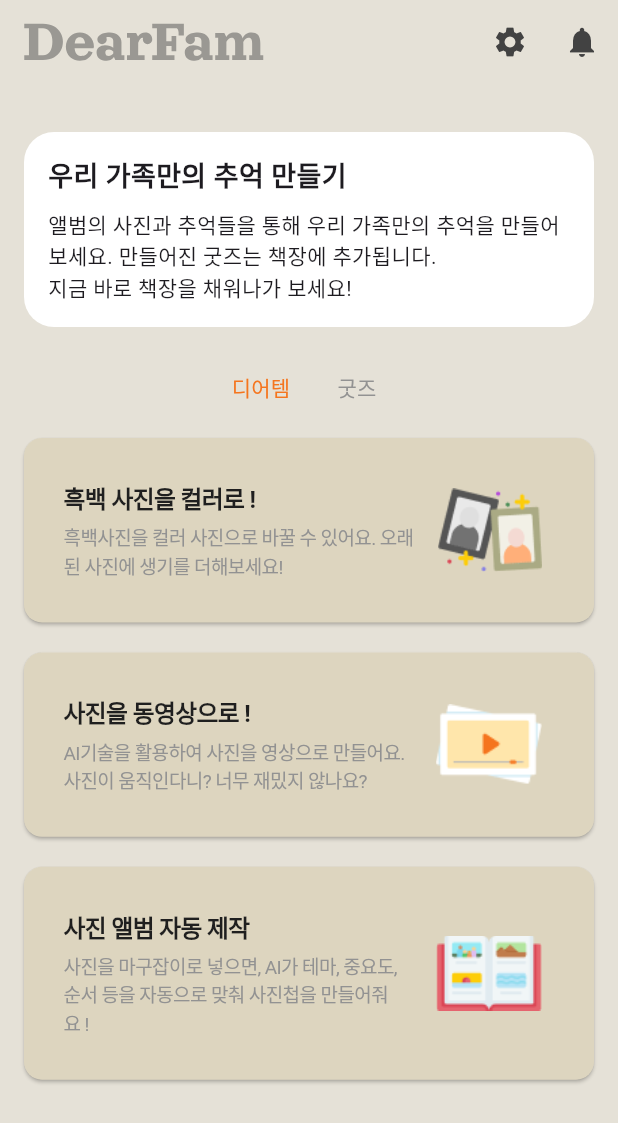
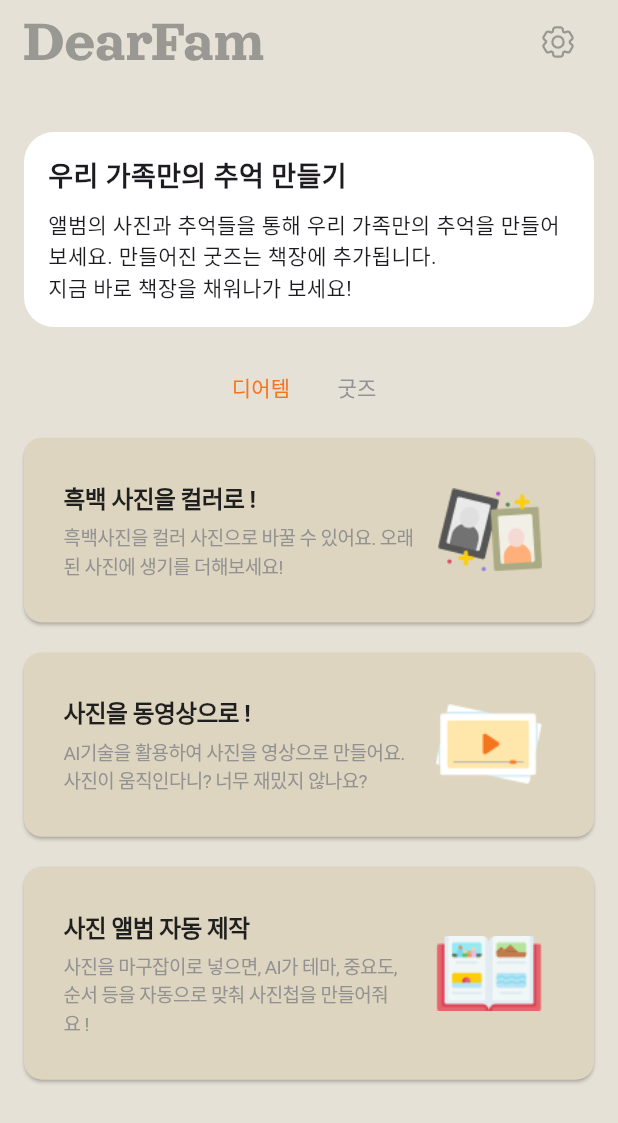
Before and after one commit to TEAM-POKIE/DearFam, a Flutter app: the GoodsPage screen opened directly, on a phone screen of 412 x 824 dp. Shown: the top 1123 px of the screen. Run offline on Flutter 3.47's test engine with Material 3 defaults, Android fonts, the phone set to English and light mode, and no system bars; our stand-ins replace firebase_core, flutter_riverpod, flutter_screenutil, flutter_svg, go_router, image_picker and 2 more; accounts and stored records are empty; Roboto replaces fonts that are missing (Pretendard); project files that could hold a hidden picture were left out.

Commit message:
[feat] appbar 및 폰트 정리  끝

```diff
--- a/lib/core/constants/fonts.dart
+++ b/lib/core/constants/fonts.dart
@@ -6,14 +6,14 @@ abstract class FontSystem {
     fontSize: 8.sp,
     fontWeight: FontWeight.bold,
     fontFamily: 'Pretendard',
-    color: Colors.black,
+    color: ColorSystem.textBlack,
     letterSpacing: -0.4,
   );
 
   static TextStyle KR8R = TextStyle(
     fontSize: 8.sp,
     fontFamily: 'Pretendard',
-    color: Colors.black,
+    color: ColorSystem.textBlack,
     letterSpacing: -0.4,
   );
 
@@ -21,14 +21,14 @@ abstract class FontSystem {
     fontSize: 10.sp,
     fontWeight: FontWeight.bold,
     fontFamily: 'Pretendard',
-    color: Colors.black,
+    color: ColorSystem.textBlack,
     letterSpacing: -0.4,
   );
 
   static TextStyle KR10R = TextStyle(
     fontSize: 10.sp,
     fontFamily: 'Pretendard',
-    color: Colors.black,
+    color: ColorSystem.textBlack,
     letterSpacing: -0.4,
   );
 
@@ -36,13 +36,13 @@ abstract class FontSystem {
     fontSize: 10.sp,
     fontFamily: 'Pretendard',
     fontWeight: FontWeight.w600,
-    color: Colors.black,
+    color: ColorSystem.textBlack,
     letterSpacing: -0.4,
   );
   static TextStyle KR10SB = TextStyle(
     fontSize: 10.sp,
     fontFamily: 'Pretendard',
-    color: Colors.black,
+    color: ColorSystem.textBlack,
     fontWeight: FontWeight.w600,
     letterSpacing: -0.4,
   );
@@ -51,7 +51,7 @@ abstract class FontSystem {
     fontSize: 12.sp,
     fontFamily: 'Pretendard',
     fontWeight: FontWeight.w600,
-    color: Colors.black,
+    color: ColorSystem.textBlack,
     letterSpacing: -0.4,
   );
 
@@ -59,20 +59,20 @@ abstract class FontSystem {
     fontSize: 12.sp,
     fontWeight: FontWeight.bold,
     fontFamily: 'Pretendard',
-    color: Colors.black,
+    color: ColorSystem.textBlack,
     letterSpacing: -0.4,
   );
 
   static TextStyle KR12R = TextStyle(
     fontSize: 12.sp,
     fontFamily: 'Pretendard',
-    color: Colors.black,
+    color: ColorSystem.textBlack,
     letterSpacing: -0.4,
   );
   static TextStyle KR13SB = TextStyle(
     fontSize: 13.sp,
     fontFamily: 'Pretendard',
-    color: Colors.black,
+    color: ColorSystem.textBlack,
     fontWeight: FontWeight.w600,
     letterSpacing: -0.4,
   );
@@ -81,7 +81,7 @@ abstract class FontSystem {
     fontSize: 14.sp,
     fontFamily: 'Pretendard',
     fontWeight: FontWeight.w500,
-    color: Colors.black,
+    color: ColorSystem.textBlack,
     letterSpacing: -0.4,
   );
 
@@ -89,21 +89,21 @@ abstract class FontSystem {
     fontSize: 14.sp,
     fontWeight: FontWeight.bold,
     fontFamily: 'Pretendard',
-    color: Colors.black,
+    color: ColorSystem.textBlack,
     letterSpacing: -0.4,
   );
 
   static TextStyle KR14R = TextStyle(
     fontSize: 14.sp,
     fontFamily: 'Pretendard',
-    color: Colors.black,
+    color: ColorSystem.textBlack,
     letterSpacing: -0.4,
   );
 
   static TextStyle KR14SB = TextStyle(
     fontSize: 14.sp,
     fontFamily: 'Pretendard',
-    color: Colors.black,
+    color: ColorSystem.textBlack,
     fontWeight: FontWeight.w600,
     letterSpacing: -0.4,
   );
@@ -112,7 +112,7 @@ abstract class FontSystem {
     fontSize: 15.sp,
     fontWeight: FontWeight.bold,
     fontFamily: 'Pretendard',
-    color: Colors.black,
+    color: ColorSystem.textBlack,
     letterSpacing: -0.4,
   );
 
@@ -120,7 +120,7 @@ abstract class FontSystem {
     fontSize: 15.sp,
     fontWeight: FontWeight.w600,
     fontFamily: 'Pretendard',
-    color: Colors.black,
+    color: ColorSystem.textBlack,
     letterSpacing: -0.4,
   );
 
@@ -128,14 +128,14 @@ abstract class FontSystem {
     fontSize: 15.sp,
     fontWeight: FontWeight.w500,
     fontFamily: 'Pretendard',
-    color: Colors.black,
+    color: ColorSystem.textBlack,
     letterSpacing: -0.4,
   );
 
   static TextStyle KR15R = TextStyle(
     fontSize: 15.sp,
     fontFamily: 'Pretendard',
-    color: Colors.black,
+    color: ColorSystem.textBlack,
     letterSpacing: -0.4,
   );
 
@@ -143,14 +143,14 @@ abstract class FontSystem {
     fontSize: 16.sp,
     fontWeight: FontWeight.bold,
     fontFamily: 'Pretendard',
-    color: Colors.black,
+    color: ColorSystem.textBlack,
     letterSpacing: -0.4,
   );
 
   static TextStyle KR16R = TextStyle(
     fontSize: 16.sp,
     fontFamily: 'Pretendard',
-    color: Colors.black,
+    color: ColorSystem.textBlack,
     letterSpacing: -0.4,
   );
 
@@ -159,7 +159,7 @@ abstract class FontSystem {
     fontFamily: 'Pretendard',
     letterSpacing: -0.4,
     fontWeight: FontWeight.w500,
-    color: Colors.black,
+    color: ColorSystem.textBlack,
   );
 
   static TextStyle KR16SB = TextStyle(
@@ -167,7 +167,7 @@ abstract class FontSystem {
     fontFamily: 'Pretendard',
     letterSpacing: -0.4,
     fontWeight: FontWeight.w600,
-    color: Colors.black,
+    color: ColorSystem.textBlack,
   );
 
   static TextStyle KR17SB = TextStyle(
@@ -175,7 +175,7 @@ abstract class FontSystem {
     fontFamily: 'Pretendard',
     letterSpacing: -0.4,
     fontWeight: FontWeight.w600,
-    color: Colors.black,
+    color: ColorSystem.textBlack,
   );
 
   static TextStyle KR17M = TextStyle(
@@ -183,20 +183,20 @@ abstract class FontSystem {
     fontFamily: 'Pretendard',
     letterSpacing: -0.4,
     fontWeight: FontWeight.w500,
-    color: Colors.black,
+    color: ColorSystem.textBlack,
   );
 
   static TextStyle KR18M = TextStyle(
     fontSize: 18.sp,
     fontWeight: FontWeight.w500,
-    color: Colors.black,
+    color: ColorSystem.textBlack,
     letterSpacing: -0.4,
   );
 
   static TextStyle KR18SB = TextStyle(
     fontSize: 18.sp,
     fontWeight: FontWeight.w600,
-    color: Colors.black,
+    color: ColorSystem.textBlack,
     letterSpacing: -0.4,
   );
 
@@ -204,14 +204,14 @@ abstract class FontSystem {
     fontSize: 18.sp,
     fontWeight: FontWeight.bold,
     fontFamily: 'Pretendard',
-    color: Colors.black,
+    color: ColorSystem.textBlack,
     letterSpacing: -0.4,
   );
 
   static TextStyle KR18R = TextStyle(
     fontSize: 18.sp,
     fontFamily: 'Pretendard',
-    color: Colors.black,
+    color: ColorSystem.textBlack,
     letterSpacing: -0.4,
   );
 
@@ -219,7 +219,7 @@ abstract class FontSystem {
     fontSize: 20.sp,
     fontWeight: FontWeight.bold,
     fontFamily: 'Pretendard',
-    color: Colors.black,
+    color: ColorSystem.textBlack,
     letterSpacing: -0.4,
   );
 
@@ -228,13 +228,13 @@ abstract class FontSystem {
     fontWeight: FontWeight.w600,
     fontFamily: 'Pretendard',
     letterSpacing: -0.4,
-    color: Colors.black,
+    color: ColorSystem.textBlack,
   );
 
   static TextStyle KR20R = TextStyle(
     fontSize: 20.sp,
     fontFamily: 'Pretendard',
-    color: Colors.black,
+    color: ColorSystem.textBlack,
     letterSpacing: -0.4,
   );
 
@@ -242,7 +242,7 @@ abstract class FontSystem {
     fontSize: 20.sp,
     fontFamily: 'Pretendard',
     fontWeight: FontWeight.w500,
-    color: Colors.black,
+    color: ColorSystem.textBlack,
     letterSpacing: -0.4,
   );
 
@@ -250,7 +250,7 @@ abstract class FontSystem {
     fontSize: 22.sp,
     fontFamily: 'Pretendard',
     fontWeight: FontWeight.w600,
-    color: Colors.black,
+    color: ColorSystem.textBlack,
     letterSpacing: -0.4,
   );
 
@@ -258,7 +258,7 @@ abstract class FontSystem {
     fontSize: 22.sp,
     fontFamily: 'Pretendard',
     fontWeight: FontWeight.bold,
-    color: Colors.black,
+    color: ColorSystem.textBlack,
     letterSpacing: -0.4,
   );
 
@@ -266,28 +266,28 @@ abstract class FontSystem {
     fontSize: 24.sp,
     fontWeight: FontWeight.bold,
     fontFamily: 'Pretendard',
-    color: Colors.black,
+    color: ColorSystem.textBlack,
     letterSpacing: -0.4,
   );
 
   static TextStyle KR24R = TextStyle(
     fontSize: 24.sp,
     fontFamily: 'Pretendard',
-    color: Colors.black,
+    color: ColorSystem.textBlack,
     letterSpacing: -0.4,
   );
 
   static TextStyle KR32B = TextStyle(
     fontSize: 32.sp,
     fontFamily: 'Pretendard',
-    color: Colors.black,
+    color: ColorSystem.textBlack,
     fontWeight: FontWeight.bold,
     letterSpacing: -0.4,
   );
   static TextStyle KR28B = TextStyle(
     fontSize: 28.sp,
     fontFamily: 'Pretendard',
-    color: Colors.black,
+    color: ColorSystem.textBlack,
     fontWeight: FontWeight.bold,
     letterSpacing: -0.4,
   );
@@ -297,7 +297,138 @@ abstract class FontSystem {
     fontSize: 16.sp,
     fontFamily: 'Roboto',
     fontWeight: FontWeight.w500,
-    color: Colors.black,
+    color: ColorSystem.textBlack,
+    letterSpacing: -0.4,
+  );
+
+  //headers
+  static TextStyle FontHeader1 = TextStyle(
+    fontSize: 32.sp,
+    fontFamily: 'Pretendard',
+    color: ColorSystem.textBlack,
+    letterSpacing: -0.4,
+    fontWeight: FontWeight.bold,
+  );
+  static TextStyle FontHeader2 = TextStyle(
+    fontSize: 28.sp,
+    fontFamily: 'Pretendard',
+    color: ColorSystem.textBlack,
+    letterSpacing: -0.4,
+    fontWeight: FontWeight.bold,
+  );
+  static TextStyle FontHeader3 = TextStyle(
+    fontSize: 24.sp,
+    fontFamily: 'Pretendard',
+    color: ColorSystem.textBlack,
+    letterSpacing: -0.4,
+    fontWeight: FontWeight.bold,
+  );
+  static TextStyle FontHeader4 = TextStyle(
+    fontSize: 20.sp,
+    fontFamily: 'Pretendard',
+    color: ColorSystem.textBlack,
+    letterSpacing: -0.4,
+    fontWeight: FontWeight.bold,
+  );
+  static TextStyle FontHeader5 = TextStyle(
+    fontSize: 16.sp,
+    fontFamily: 'Pretendard',
+    color: ColorSystem.textBlack,
+    letterSpacing: -0.4,
+    fontWeight: FontWeight.bold,
+  );
+
+  static TextStyle FontHeader1Grey = TextStyle(
+    fontSize: 32.sp,
+    fontFamily: 'Pretendard',
+    color: ColorSystem.brandHeaderGreyColor,
+    letterSpacing: -0.4,
+    fontWeight: FontWeight.bold,
+  );
+  static TextStyle FontHeader2Grey = TextStyle(
+    fontSize: 28.sp,
+    fontFamily: 'Pretendard',
+    color: ColorSystem.brandHeaderGreyColor,
+    letterSpacing: -0.4,
+    fontWeight: FontWeight.bold,
+  );
+  static TextStyle FontHeader3Grey = TextStyle(
+    fontSize: 24.sp,
+    fontFamily: 'Pretendard',
+    color: ColorSystem.brandHeaderGreyColor,
+    letterSpacing: -0.4,
+    fontWeight: FontWeight.bold,
+  );
+  static TextStyle FontHeader4Grey = TextStyle(
+    fontSize: 20.sp,
+    fontFamily: 'Pretendard',
+    color: ColorSystem.brandHeaderGreyColor,
+    letterSpacing: -0.4,
+    fontWeight: FontWeight.bold,
+  );
+
+  //body
+  static TextStyle FontBody1 = TextStyle(
+    fontSize: 20.sp,
+    fontFamily: 'Pretendard',
+    color: ColorSystem.textBlack,
+    letterSpacing: -0.4,
+  );
+  static TextStyle FontBody2 = TextStyle(
+    fontSize: 16.sp,
+    fontFamily: 'Pretendard',
+    color: ColorSystem.textBlack,
+    letterSpacing: -0.4,
+  );
+  static TextStyle FontBody3 = TextStyle(
+    fontSize: 14.sp,
+    fontFamily: 'Pretendard',
+    color: ColorSystem.textBlack,
+    letterSpacing: -0.4,
+  );
+  static TextStyle FontBody1Grey = TextStyle(
+    fontSize: 20.sp,
+    fontFamily: 'Pretendard',
+    color: ColorSystem.brandHeaderGreyColor,
+    letterSpacing: -0.4,
+  );
+  static TextStyle FontBdy2Grey = TextStyle(
+    fontSize: 16.sp,
+    fontFamily: 'Pretendard',
+    color: ColorSystem.brandHeaderGreyColor,
+    letterSpacing: -0.4,
+  );
+  static TextStyle FontBody3Grey = TextStyle(
+    fontSize: 14.sp,
+    fontFamily: 'Pretendard',
+    color: ColorSystem.brandHeaderGreyColor,
+    letterSpacing: -0.4,
+  );
+
+  //Captions
+  static TextStyle FontCaptions1 = TextStyle(
+    fontSize: 12.sp,
+    fontFamily: 'Pretendard',
+    color: ColorSystem.textBlack,
+    letterSpacing: -0.4,
+  );
+  static TextStyle FontCaptions2 = TextStyle(
+    fontSize: 8.sp,
+    fontFamily: 'Pretendard',
+    color: ColorSystem.textBlack,
+    letterSpacing: -0.4,
+  );
+
+  static TextStyle FontCaptions1Grey = TextStyle(
+    fontSize: 12.sp,
+    fontFamily: 'Pretendard',
+    color: ColorSystem.brandHeaderGreyColor,
+    letterSpacing: -0.4,
+  );
+  static TextStyle FontCaptions2Grey = TextStyle(
+    fontSize: 8.sp,
+    fontFamily: 'Pretendard',
+    color: ColorSystem.brandHeaderGreyColor,
     letterSpacing: -0.4,
   );
 }
--- a/lib/src/pages/bookshelf_page.dart
+++ b/lib/src/pages/bookshelf_page.dart
@@ -6,7 +6,10 @@ class BookshelfPage extends StatelessWidget {
   @override
   Widget build(BuildContext context) {
     return Scaffold(
-      appBar: AppBarView(),
+      appBar: AppBarView(
+        firstImage: 'assets/image/header4.svg',
+        secondimage: 'assets/image/header5.svg',
+      ),
       body: BookshelfBody(),
     );
   }
--- a/lib/src/pages/family_page.dart
+++ b/lib/src/pages/family_page.dart
@@ -6,7 +6,10 @@ class FamilyPage extends StatelessWidget {
   @override
   Widget build(BuildContext context) {
     return Scaffold(
-      appBar: AppBarView(),
+      appBar: AppBarView(
+        firstImage: 'assets/image/header3.svg',
+        secondimage: 'assets/image/header5.svg',
+      ),
       body: FamilyPageBody(),
     );
   }
--- a/lib/src/pages/goods_page.dart
+++ b/lib/src/pages/goods_page.dart
@@ -6,7 +6,9 @@ class GoodsPage extends StatelessWidget {
   @override
   Widget build(BuildContext context) {
     return Scaffold(
-      appBar: AppBarView(),
+      appBar: AppBarView(
+        firstImage: 'assets/image/header5.svg',
+      ),
       body: GoodsBody(),
     );
   }
--- a/lib/src/pages/home_page.dart
+++ b/lib/src/pages/home_page.dart
@@ -5,6 +5,11 @@
 class HomePage extends StatelessWidget {
   @override
   Widget build(BuildContext context) {
-    return Scaffold(appBar: AppBarView(), body: HomeBody());
+    return Scaffold(
+        appBar: AppBarView(
+          firstImage: 'assets/image/header1.svg',
+          secondimage: 'assets/image/header5.svg',
+        ),
+        body: HomeBody());
   }
 }
--- a/lib/src/reuse/app_bar_view.dart
+++ b/lib/src/reuse/app_bar_view.dart
@@ -3,24 +3,33 @@ import 'package:flutter/material.dart';
 import 'package:flutter_svg/svg.dart';
 
 class AppBarView extends StatelessWidget implements PreferredSizeWidget {
+  final String firstImage;
+  final String? secondimage;
+
+  AppBarView({required this.firstImage, this.secondimage});
+
   @override
   Widget build(BuildContext context) {
     return AppBar(
       backgroundColor: ColorSystem.brandMainColor2,
       scrolledUnderElevation: 0,
+      title: Row(
+        mainAxisAlignment: MainAxisAlignment.spaceBetween,
+        children: [
+          SvgPicture.asset('assets/image/DearFamFontLogo.svg'),
+          Row(
+            mainAxisAlignment: MainAxisAlignment.end,
+            children: [
+              CustomIconButton(image: firstImage, onPressed: () {}),
+              if (secondimage != null)
+                CustomIconButton(image: secondimage!, onPressed: () {})
+              else
+                Container()
+            ],
+          )
+        ],
+      ),
       elevation: 0,
-      title: SvgPicture.asset('assets/image/DearFamFontLogo.svg'),
-      flexibleSpace: FlexibleSpaceBar(),
-      actions: <Widget>[
-        CustomIconButton(
-          icon: Icons.settings,
-          onPressed: () {},
-        ),
-        CustomIconButton(
-          icon: Icons.notifications,
-          onPressed: () {},
-        ),
-      ],
     );
   }
 
@@ -29,15 +38,15 @@ class AppBarView extends StatelessWidget implements PreferredSizeWidget {
 }
 
 class CustomIconButton extends StatelessWidget {
-  final IconData icon;
+  final String image;
   final VoidCallback onPressed;
 
-  CustomIconButton({required this.icon, required this.onPressed});
+  CustomIconButton({required this.image, required this.onPressed});
 
   @override
   Widget build(BuildContext context) {
     return IconButton(
-      icon: Icon(icon, color: Colors.grey[800]),
+      icon: SvgPicture.asset(image),
       onPressed: onPressed,
     );
   }
--- a/lib/src/view/lastWidget.dart
+++ b/lib/src/view/lastWidget.dart
@@ -4,6 +4,7 @@ import 'package:flutter/material.dart';
 import 'package:flutter_screenutil/flutter_screenutil.dart';
 import 'package:flutter_riverpod/flutter_riverpod.dart';
 import 'package:dearfam/core/provider/page_provider.dart';
+import 'package:flutter_svg/svg.dart';
 
 class Lastwidget extends ConsumerWidget {
   @override
@@ -16,7 +17,8 @@ class Lastwidget extends ConsumerWidget {
               mainAxisAlignment: MainAxisAlignment.center,
               children: <Widget>[
                 Container(
-                  padding: EdgeInsets.all(16.0.w),
+                  padding: EdgeInsets.only(
+                      top: 40.h, left: 15.w, right: 15.w, bottom: 15.w),
                   width: 300.0.w,
                   height: 468.h,
                   decoration: BoxDecoration(
@@ -25,32 +27,30 @@ class Lastwidget extends ConsumerWidget {
                     color: ColorSystem.textWhite,
                   ),
                   child: Column(
+                    mainAxisAlignment: MainAxisAlignment.spaceBetween,
                     children: [
-                      SizedBox(height: 15.h),
                       Column(
                         crossAxisAlignment: CrossAxisAlignment.start,
                         children: [
-                          Container(
-                            width: 270.w,
-                            height: 280.h,
-                            decoration: BoxDecoration(
-                              borderRadius: BorderRadius.circular(20.0),
-                              color: ColorSystem.brandGrey4,
-                            ),
-                          ),
-                          SizedBox(height: 15.h),
                           Text(
                             "추억을 더 공유해보세요 !",
-                            style: TextStyle(fontWeight: FontWeight.bold),
+                            style: FontSystem.KR16B
+                                .copyWith(color: ColorSystem.textBlack),
                             textAlign: TextAlign.left,
                           ),
-                          SizedBox(height: 15.h),
+                          SizedBox(height: 10.h),
                           Text(
                             "가족에게 일상과 추억의 이야기를 공유해보세요!",
-                            style: TextStyle(color: Colors.grey[600]),
+                            style: FontSystem.KR14R.copyWith(
+                                color: ColorSystem.brandHeaderGreyColor),
                             textAlign: TextAlign.left,
                           ),
-                          SizedBox(height: 20.h),
+                        ],
+                      ),
+                      Center(
+                        child: SvgPicture.asset(
+                            'assets/image/dearPamEventLogo.svg'),
+                      ),
                       ElevatedButton(
                         onPressed: () {
                           ref.watch(pageProvider.notifier).togglePage();
@@ -58,16 +58,14 @@ class Lastwidget extends ConsumerWidget {
                         style: ElevatedButton.styleFrom(
                           backgroundColor: Color(0xFFF5751E),
                           shape: RoundedRectangleBorder(
-                                borderRadius: BorderRadius.circular(20.0),
+                            borderRadius: BorderRadius.circular(14.0),
                           ),
-                              fixedSize: Size(270.w, 40.h),
+                          fixedSize: Size(270.w, 49.h),
                         ),
                         child: Text(
                           '추억 공유하러 가기',
                           style: TextStyle(color: Colors.white),
                         ),
-                          ),
-                        ],
                       ),
                     ],
                   ),
```
Also changed, not shown: pubspec.yaml (+10 -0 lines), assets/image/dearPamEventLogo.svg (added), assets/image/event_profile_icon.svg (added), assets/image/header1.svg (added), assets/image/header2.svg (added), assets/image/header3.svg (added), assets/image/header4.svg (added), assets/image/header5.svg (added), assets/image/heart.svg (added), assets/image/heart_grey.svg (added), assets/image/no_image.svg (added). Lines whose indentation alone changed are shown as unchanged.
